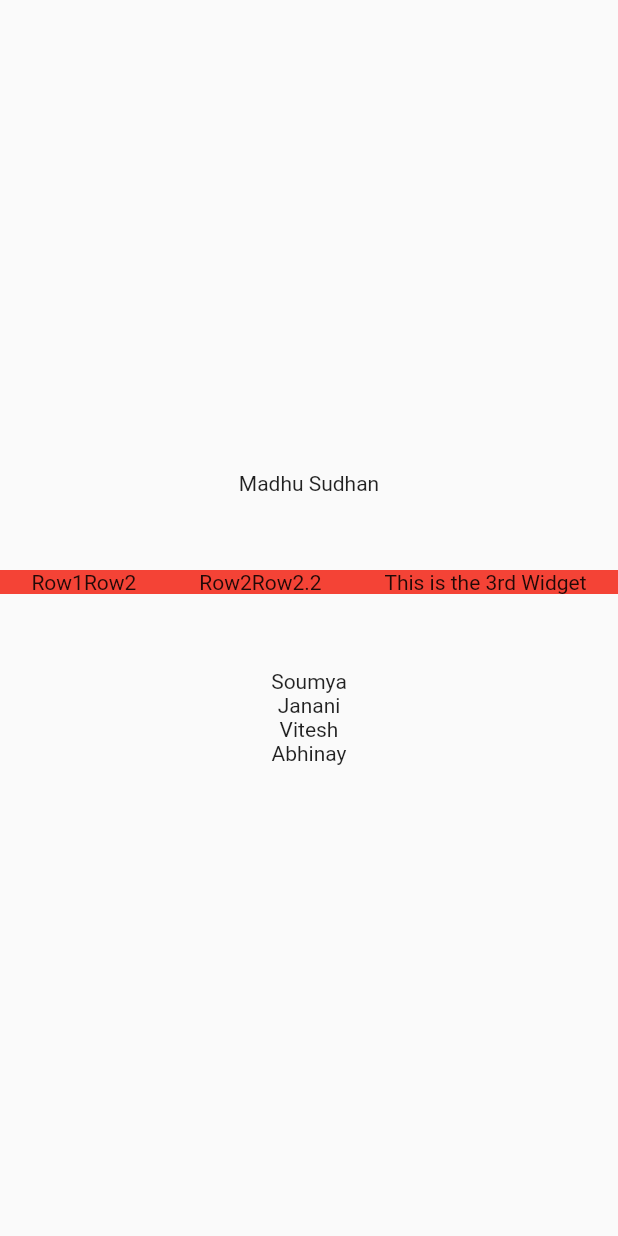
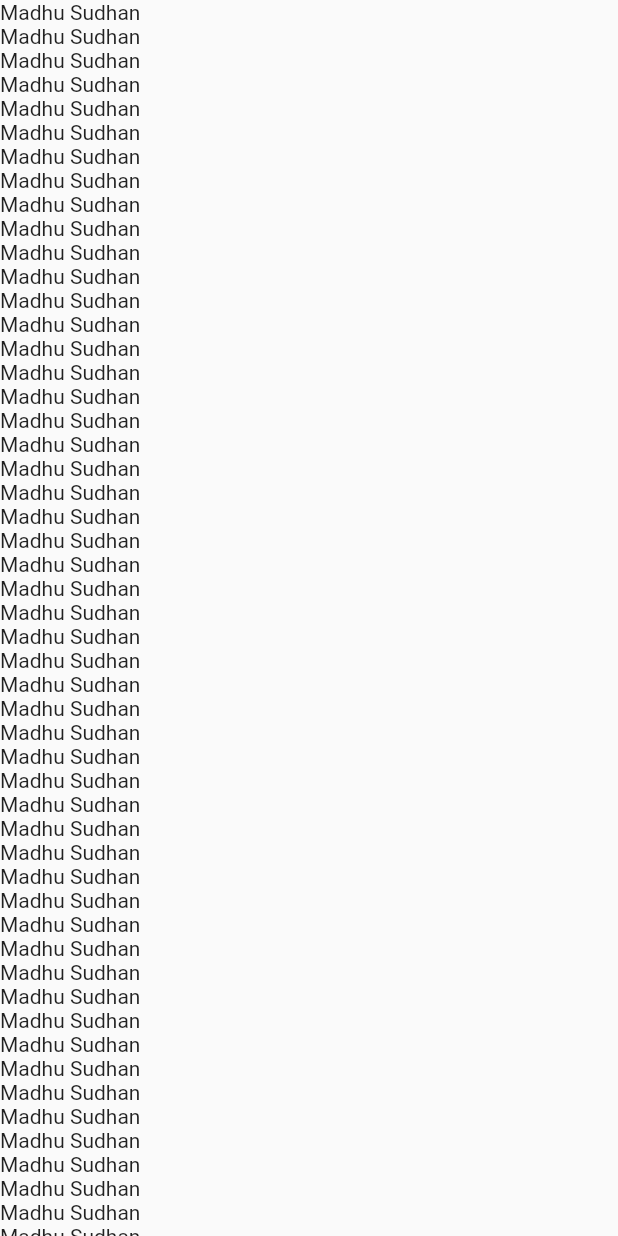
Before and after one commit to drkspark/Mountainee, a Flutter app: the screen it shows after launch, on a phone screen of 412 x 824 dp. Run offline on Flutter 3.47's test engine with Material 2 defaults, Android fonts, the phone set to English and light mode, and no system bars.

Commit message:
ListView  and ListViewBuilder

```diff
--- a/lib/main.dart
+++ b/lib/main.dart
@@ -15,47 +15,19 @@ class App extends StatelessWidget {
         //! Devices Height and Width
         height: MediaQuery.of(context).size.height,
         width: MediaQuery.of(context).size.width,
-
-        child: Column(
-          //! This aligns the children to the center of the row
-          crossAxisAlignment: CrossAxisAlignment.center,
-
-          //! This aligns the children to the center of the column
-          mainAxisAlignment: MainAxisAlignment.center,
-
-
+        /*
+        child: ListView(
           children: [
-            Text("Madhu Sudhan"),
-            SizedBox(
-              width: 30,
-              height: 50,
-            ),
-            Container(
-                color: Colors.red,
-              child: Row(
-                mainAxisSize: MainAxisSize.max,
-                mainAxisAlignment: MainAxisAlignment.spaceAround,
-                children: [
-                  Row(
-                    children: [Text("Row1"),Text("Row2")],
-                  ),
-                  Row(
-                    children: [Text("Row2"),Text("Row2.2")],
-                  ),
-                  Text("This is the 3rd Widget")
-                ],
-              ),
-            ),
-            SizedBox(
-              width: 30,
-              height: 50,
-            ),
-            Text("Soumya"),
-            Text("Janani"),
-            Text("Vitesh"),
-            Text("Abhinay")
-
+            for(int i=0;i<100;i++)
+              Text("Hello")
           ],
+        ),
+        */
+        child: ListView.builder(
+          itemBuilder: (context, i) {
+            return Text("Madhu Sudhan");
+          },
+          itemCount: 100,
         ),
       ),
     );
```
